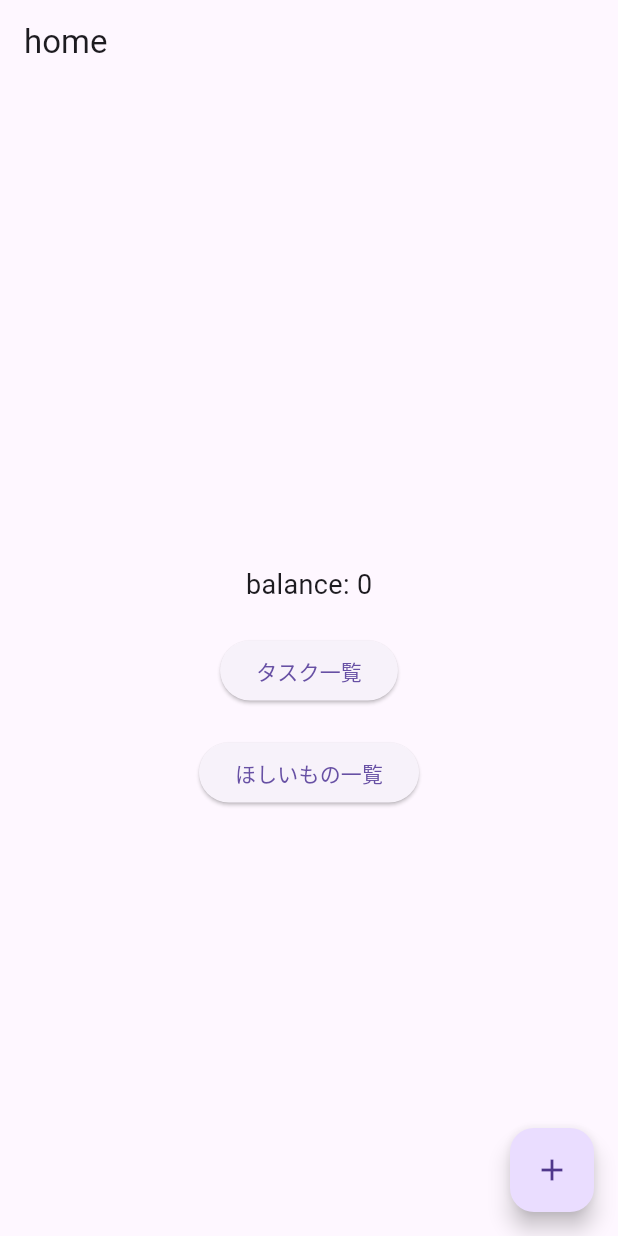
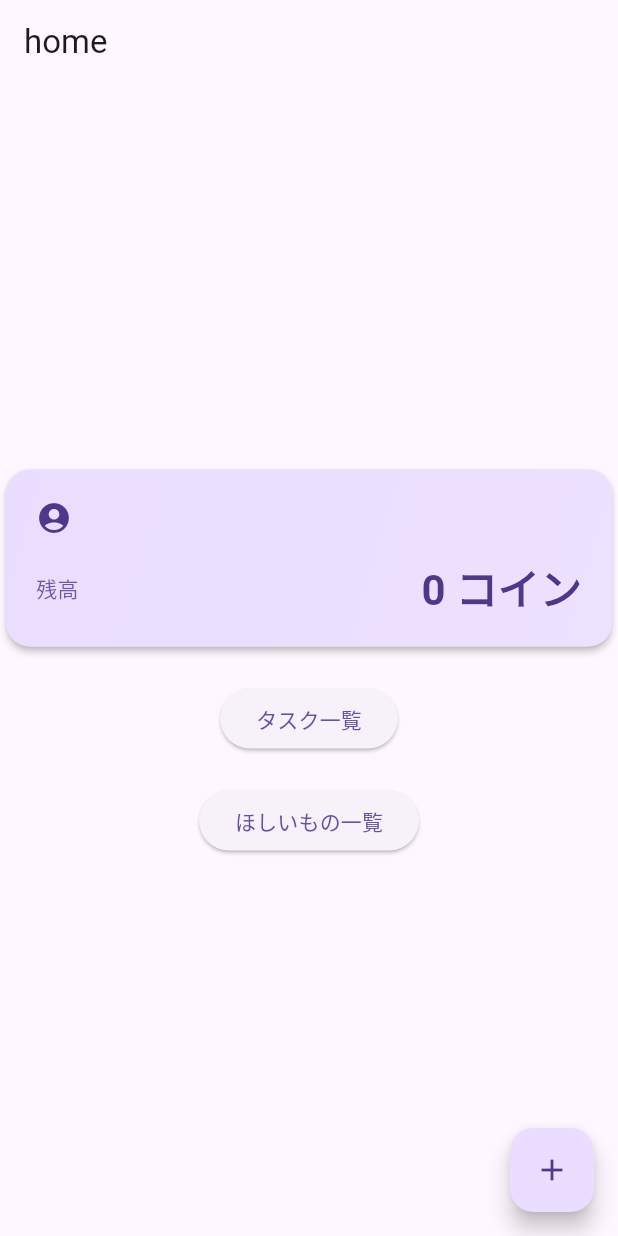
Before and after one commit to sinjikoro/family_coin_app, a Flutter app: the screen it shows after launch, on a phone screen of 412 x 824 dp. Run offline on Flutter 3.47's test engine with Material 3 defaults, Android fonts, the phone set to English and light mode, and no system bars; our stand-ins replace flutter_riverpod, freezed_annotation, get_it, go_router, riverpod_annotation, shared_preferences and 1 more; accounts and stored records are empty; generated files the repository leaves out were written again.

Commit message:
ホームページにアカウントカードウィジェットを追加し、ユーザー情報の表示を改善しました。また、非同期処理のフォーマットを整え、コードの可読性を向上させました。

```diff
--- a/lib/presentation/ui/home/pages/home_page.dart
+++ b/lib/presentation/ui/home/pages/home_page.dart
@@ -1,6 +1,7 @@
 import 'package:family_coin/application/provider/logged_in_user_state.dart';
 import 'package:family_coin/core/extension/context_extension.dart';
 import 'package:family_coin/presentation/routing/route_path.dart';
+import 'package:family_coin/presentation/ui/home/widgets/account_card.dart';
 import 'package:flutter/material.dart';
 import 'package:flutter_riverpod/flutter_riverpod.dart';
 import 'package:go_router/go_router.dart';
@@ -20,7 +21,10 @@ class _HomePageState extends ConsumerState<HomePage> {
   @override
   void initState() {
     super.initState();
-    Future.microtask(() async => await ref.read(loggedInUserStateProvider.notifier).fetchUser());
+    Future.microtask(
+      () async =>
+          await ref.read(loggedInUserStateProvider.notifier).fetchUser(),
+    );
   }
 
   @override
@@ -42,20 +46,17 @@ class _HomePageState extends ConsumerState<HomePage> {
           children: [
             userProvider.when(
               data:
-                  (user) => Column(
-                    children: [
-                      Text(user.name, style: const TextStyle(fontSize: 18)),
-                      const SizedBox(height: 10),
-                      Text(
-                        context.l10n.homeCoinBalance(user.familyCoinBalance.value),
-                        style: const TextStyle(fontSize: 18),
-                      ),
-                    ],
+                  (user) => AccountCard(
+                    name: user.name,
+                    balance: user.familyCoinBalance.value,
                   ),
               loading: () => const CircularProgressIndicator(),
               error: (error, stackTrace) => Text('エラー: $error'),
             ),
-            ElevatedButton(onPressed: () async => await context.push(RoutePath.taskList), child: const Text('タスク一覧')),
+            ElevatedButton(
+              onPressed: () async => await context.push(RoutePath.taskList),
+              child: const Text('タスク一覧'),
+            ),
             ElevatedButton(
               onPressed: () async => await context.push(RoutePath.wishItemList),
               child: const Text('ほしいもの一覧'),
@@ -64,7 +65,10 @@ class _HomePageState extends ConsumerState<HomePage> {
         ),
       ),
       floatingActionButton: FloatingActionButton(
-        onPressed: () async => await ref.read(loggedInUserStateProvider.notifier).addFamilyCoin(10),
+        onPressed:
+            () async => await ref
+                .read(loggedInUserStateProvider.notifier)
+                .addFamilyCoin(10),
         child: const Icon(Icons.add),
       ),
     );
--- /dev/null
+++ b/lib/presentation/ui/home/widgets/account_card.dart
@@ -0,0 +1,88 @@
+import 'package:flutter/foundation.dart';
+import 'package:flutter/material.dart';
+
+/// アカウントカード
+class AccountCard extends StatelessWidget {
+  /// constructor
+  const AccountCard({required this.name, required this.balance, super.key});
+
+  /// 名前
+  final String name;
+
+  /// 残高
+  final int balance;
+
+  @override
+  Widget build(BuildContext context) {
+    final theme = Theme.of(context);
+
+    return Card(
+      elevation: 2,
+      shape: RoundedRectangleBorder(borderRadius: BorderRadius.circular(16)),
+      child: Container(
+        padding: const EdgeInsets.all(20),
+        decoration: BoxDecoration(
+          borderRadius: BorderRadius.circular(16),
+          gradient: LinearGradient(
+            begin: Alignment.topLeft,
+            end: Alignment.bottomRight,
+            colors: [
+              theme.colorScheme.primaryContainer,
+              theme.colorScheme.primaryContainer.withAlpha(204),
+            ],
+          ),
+        ),
+        child: Column(
+          crossAxisAlignment: CrossAxisAlignment.start,
+          mainAxisSize: MainAxisSize.min,
+          children: [
+            Row(
+              children: [
+                Icon(
+                  Icons.account_circle_rounded,
+                  color: theme.colorScheme.onPrimaryContainer,
+                  size: 24,
+                ),
+                const SizedBox(width: 8),
+                Text(
+                  name,
+                  style: theme.textTheme.titleMedium?.copyWith(
+                    color: theme.colorScheme.onPrimaryContainer,
+                    fontWeight: FontWeight.bold,
+                  ),
+                ),
+              ],
+            ),
+            const SizedBox(height: 16),
+            Row(
+              mainAxisAlignment: MainAxisAlignment.spaceBetween,
+              children: [
+                Text(
+                  '残高',
+                  style: theme.textTheme.bodyMedium?.copyWith(
+                    color: theme.colorScheme.onPrimaryContainer.withAlpha(204),
+                  ),
+                ),
+                Text(
+                  '$balance コイン',
+                  style: theme.textTheme.headlineMedium?.copyWith(
+                    color: theme.colorScheme.onPrimaryContainer,
+                    fontWeight: FontWeight.bold,
+                  ),
+                ),
+              ],
+            ),
+          ],
+        ),
+      ),
+    );
+  }
+
+  @override
+  void debugFillProperties(DiagnosticPropertiesBuilder properties) {
+    super.debugFillProperties(properties);
+    properties
+      ..add(IntProperty('balance', balance))
+      ..add(StringProperty('name', name));
+  }
+}
```
